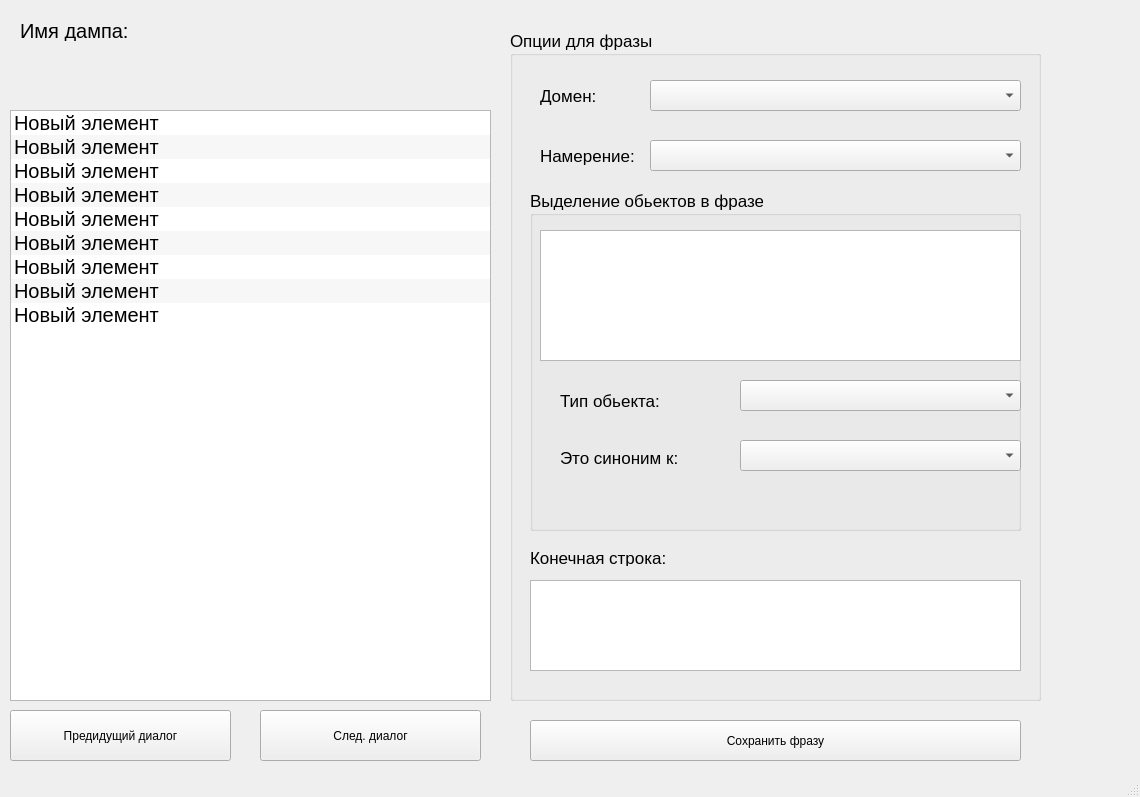
Qt form dump_loader.ui (SMIDDLEgroup/MindMeldTeacherTool) before a commit.
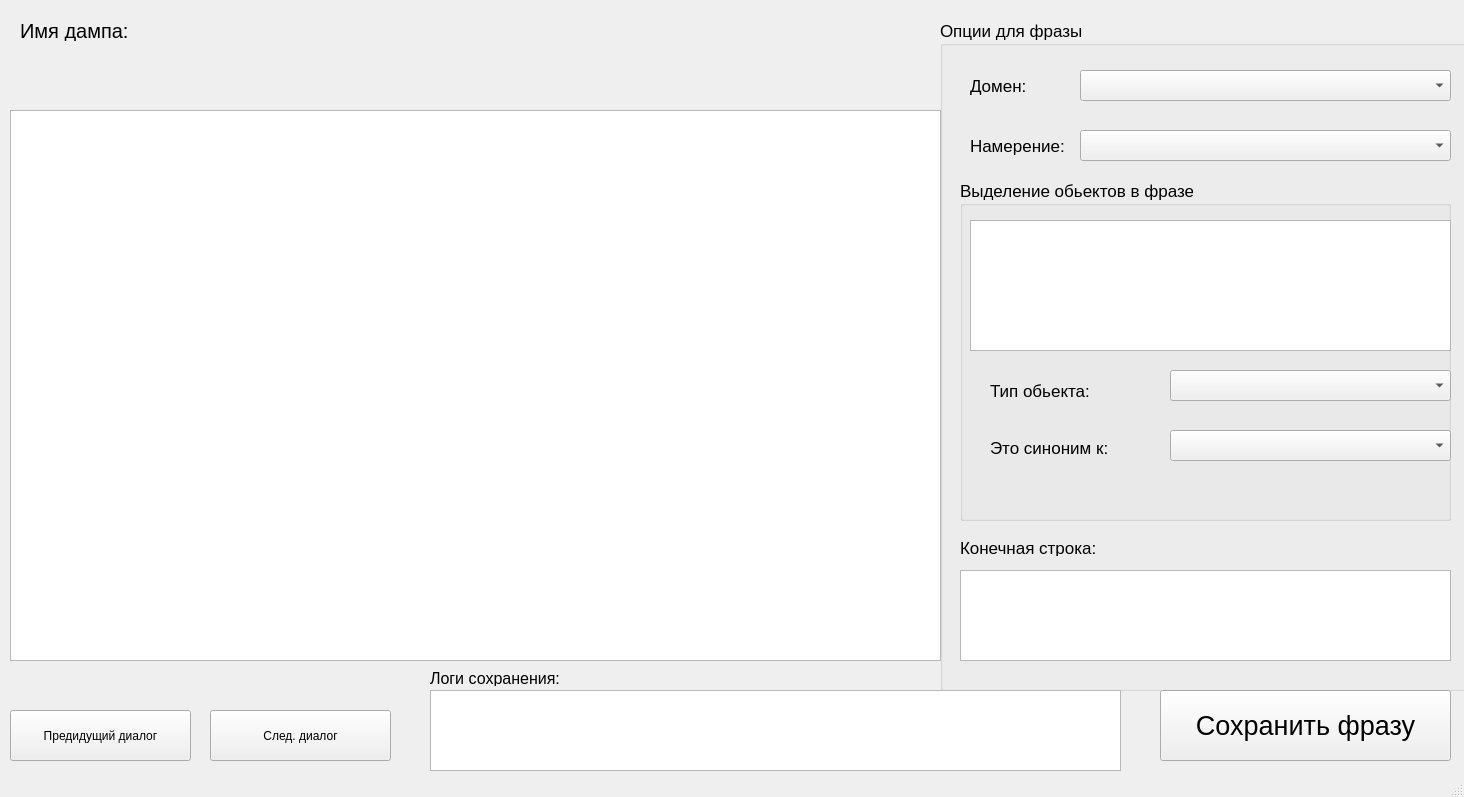
The same form after that commit.

Patch:
```diff
--- a/dump_loader.ui
+++ b/dump_loader.ui
@@ -6,7 +6,7 @@
    <rect>
     <x>0</x>
     <y>0</y>
-    <width>1140</width>
+    <width>1464</width>
     <height>797</height>
    </rect>
   </property>
@@ -19,8 +19,8 @@
      <rect>
       <x>10</x>
       <y>110</y>
-      <width>481</width>
-      <height>591</height>
+      <width>931</width>
+      <height>551</height>
      </rect>
     </property>
     <property name="font">
@@ -37,58 +37,13 @@
     <property name="spacing">
      <number>0</number>
     </property>
-    <item>
-     <property name="text">
-      <string>Новый элемент</string>
-     </property>
-    </item>
-    <item>
-     <property name="text">
-      <string>Новый элемент</string>
-     </property>
-    </item>
-    <item>
-     <property name="text">
-      <string>Новый элемент</string>
-     </property>
-    </item>
-    <item>
-     <property name="text">
-      <string>Новый элемент</string>
-     </property>
-    </item>
-    <item>
-     <property name="text">
-      <string>Новый элемент</string>
-     </property>
-    </item>
-    <item>
-     <property name="text">
-      <string>Новый элемент</string>
-     </property>
-    </item>
-    <item>
-     <property name="text">
-      <string>Новый элемент</string>
-     </property>
-    </item>
-    <item>
-     <property name="text">
-      <string>Новый элемент</string>
-     </property>
-    </item>
-    <item>
-     <property name="text">
-      <string>Новый элемент</string>
-     </property>
-    </item>
    </widget>
    <widget class="QPushButton" name="next_dialogue_btn">
     <property name="geometry">
      <rect>
-      <x>260</x>
+      <x>210</x>
       <y>710</y>
-      <width>221</width>
+      <width>181</width>
       <height>51</height>
      </rect>
     </property>
@@ -102,8 +57,8 @@
    <widget class="QGroupBox" name="groupBox">
     <property name="geometry">
      <rect>
-      <x>510</x>
-      <y>30</y>
+      <x>940</x>
+      <y>20</y>
       <width>531</width>
       <height>671</height>
      </rect>
@@ -326,7 +281,7 @@
      <rect>
       <x>10</x>
       <y>710</y>
-      <width>221</width>
+      <width>181</width>
       <height>51</height>
      </rect>
     </property>
@@ -340,16 +295,49 @@
    <widget class="QPushButton" name="save_phrase_btn">
     <property name="geometry">
      <rect>
-      <x>530</x>
-      <y>720</y>
-      <width>491</width>
-      <height>41</height>
+      <x>1160</x>
+      <y>690</y>
+      <width>291</width>
+      <height>71</height>
      </rect>
     </property>
+    <property name="font">
+     <font>
+      <pointsize>20</pointsize>
+     </font>
+    </property>
     <property name="text">
      <string>Сохранить фразу</string>
     </property>
    </widget>
+   <widget class="QListWidget" name="save_log_list">
+    <property name="geometry">
+     <rect>
+      <x>430</x>
+      <y>690</y>
+      <width>691</width>
+      <height>81</height>
+     </rect>
+    </property>
+   </widget>
+   <widget class="QLabel" name="label_7">
+    <property name="geometry">
+     <rect>
+      <x>430</x>
+      <y>670</y>
+      <width>141</width>
+      <height>16</height>
+     </rect>
+    </property>
+    <property name="font">
+     <font>
+      <pointsize>12</pointsize>
+     </font>
+    </property>
+    <property name="text">
+     <string>Логи сохранения:</string>
+    </property>
+   </widget>
   </widget>
   <widget class="QStatusBar" name="statusbar"/>
  </widget>
```
